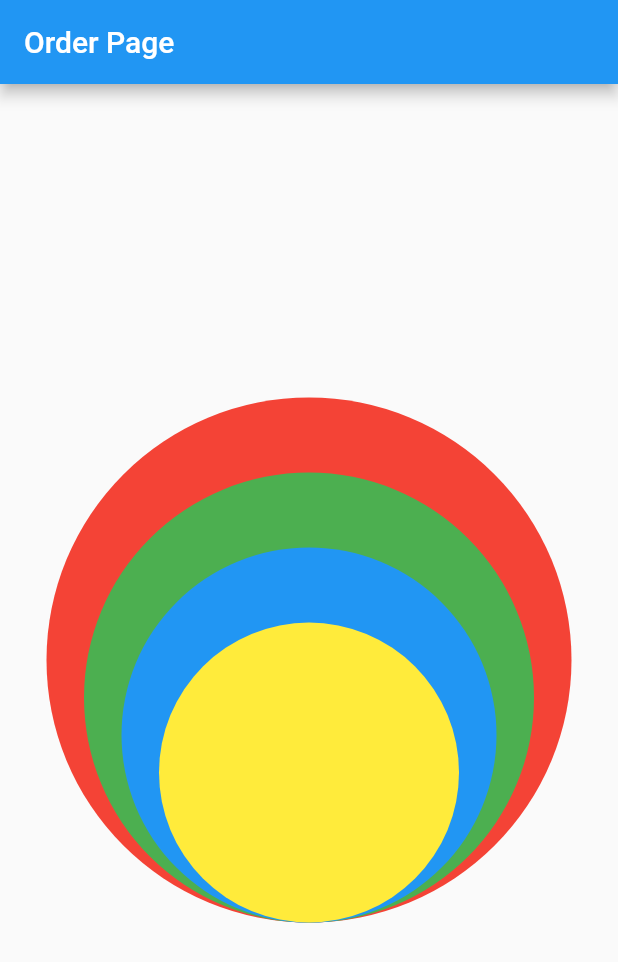
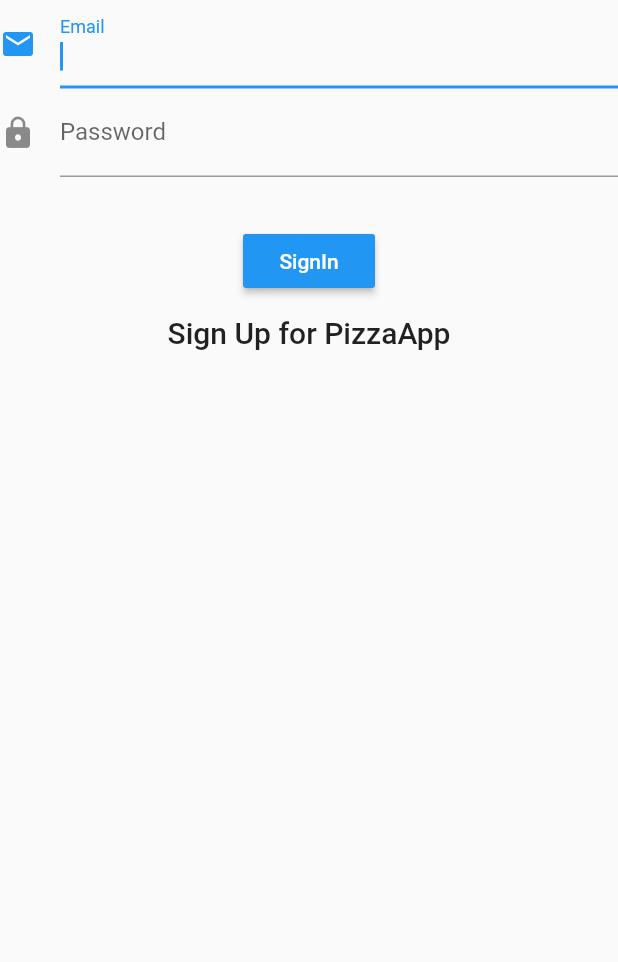
Before and after one commit to pizza-org/FlutterPizza, a Flutter app: the screen it shows after launch, on a phone screen of 412 x 824 dp. Shown: the top 962 px of the screen. Run offline on Flutter 3.47's test engine with Material 2 defaults, Android fonts, the phone set to English and light mode, and no system bars; our stand-ins replace cloud_firestore, firebase_auth; missing offline and left inert: validate; accounts and stored records are empty.

Commit message:
Login and signUp.

```diff
--- a/lib/src/app.dart
+++ b/lib/src/app.dart
@@ -1,21 +1,34 @@
 
 import 'package:flutter/material.dart';
+
+import 'package:provider/provider.dart';
+
 import 'package:pizza_app/src/pages/homePage.dart';
+import 'package:pizza_app/src/pages/loginPage.dart';
+import 'package:pizza_app/src/pages/orderPage.dart';
+import 'package:pizza_app/src/pages/signUpPage.dart';
 
-import 'package:pizza_app/src/pages/orderPage.dart';
+import 'package:pizza_app/src/providers/authProvider.dart';
 
 class MyApp extends StatelessWidget {
 
   @override
   Widget build(BuildContext context) {
-    return MaterialApp(
-      debugShowCheckedModeBanner: false,
-      title: 'Flutter Demo',
-      initialRoute: 'order',
-      routes: {
-        'home': (BuildContext context) => HomePage(),
-        'order': (BuildContext context) => OrderPage()
-      },
+    return MultiProvider(
+      providers: [
+        ChangeNotifierProvider<AuthProvider>(create: (_) => AuthProvider.instance())
+      ],
+      child: MaterialApp(
+        debugShowCheckedModeBanner: false,
+        title: 'Flutter Demo',
+        initialRoute: 'login',
+        routes: {
+          'login' : (BuildContext context) => LoginPage(),
+          'signUp': (BuildContext context) => SignUpPage(),
+          'home'  : (BuildContext context) => HomePage(),
+          'order' : (BuildContext context) => OrderPage()
+        },
+      ),
     );
   }
 
--- a/lib/src/model/user.dart
+++ b/lib/src/model/user.dart
@@ -7,7 +7,6 @@ class User {
   bool deleteFlag;
 
   User({this.uid, this.idRol, this.name, this.email}) {
-    print('email $email');
     this.deleteFlag = false;
   }
 
--- /dev/null
+++ b/lib/src/pages/loginPage.dart
@@ -0,0 +1,15 @@
+
+import 'package:flutter/material.dart';
+
+import 'package:pizza_app/src/widgets/signInForm.dart';
+
+class LoginPage extends StatelessWidget {
+  @override
+  Widget build(BuildContext context) {
+    return Scaffold(
+        body: Container(
+          child: SignInForm()
+        )
+    );
+  }
+}
--- /dev/null
+++ b/lib/src/providers/authProvider.dart
@@ -0,0 +1,76 @@
+
+import 'package:firebase_auth/firebase_auth.dart';
+
+import 'package:flutter/material.dart';
+
+import 'package:pizza_app/src/providers/authentication.dart';
+
+enum AuthState { Authenticated, Authenticating, Unauthenticated }
+
+class AuthProvider extends ChangeNotifier {
+
+  BaseAuth _auth;
+
+  AuthState _state = AuthState.Unauthenticated;
+
+  AuthState get state => _state;
+
+  AuthProvider.instance() : _auth = Auth.instance {
+    _auth.onAuthStateChanged().listen(_onAuthStateChanged);
+  }
+
+  Future<bool> signIn(String email, String password) async {
+    try {
+      _state = AuthState.Authenticating;
+      notifyListeners();
+
+      await _auth.signIn(email, password);
+
+      return true;
+    } catch (e) {
+      _state = AuthState.Unauthenticated;
+      notifyListeners();
+
+      return false;
+    }
+  }
+
+  Future<bool> signUp(String email, String password) async {
+    try {
+      _state = AuthState.Authenticating;
+      notifyListeners();
+
+      String result = await _auth.signUp(email, password);
+
+      if (result != null) {
+        await _auth.signIn(email, password);
+      }
+
+      return true;
+    } catch (e) {
+      _state = AuthState.Unauthenticated;
+      notifyListeners();
+
+      return false;
+    }
+  }
+
+  Future signOut() async {
+    _auth.signOut();
+    _state = AuthState.Unauthenticated;
+    notifyListeners();
+
+    return Future.delayed(Duration.zero);
+  }
+
+  Future<void> _onAuthStateChanged(FirebaseUser user) async {
+    if (user == null) {
+      _state = AuthState.Unauthenticated;
+    } else {
+      _state = AuthState.Authenticated;
+    }
+
+    notifyListeners();
+  }
+
+}
--- a/lib/src/providers/authentication.dart
+++ b/lib/src/providers/authentication.dart
@@ -1,7 +1,10 @@
+
 import 'dart:async';
+
 import 'package:firebase_auth/firebase_auth.dart';
 
 abstract class BaseAuth {
+
   Future<String> signIn(String email, String password);
 
   Future<String> signUp(String email, String password);
@@ -13,10 +16,20 @@ abstract class BaseAuth {
   Future<void> signOut();
 
   Future<bool> isEmailVerified();
+
+  Stream<FirebaseUser> onAuthStateChanged();
+
 }
 
 class Auth implements BaseAuth {
+
   final FirebaseAuth _firebaseAuth = FirebaseAuth.instance;
+
+  Auth._privateConstructor();
+
+  static final Auth _instance = Auth._privateConstructor();
+
+  static Auth get instance { return _instance;}
 
   Future<String> signIn(String email, String password) async {
     AuthResult result = await _firebaseAuth.signInWithEmailAndPassword(
@@ -50,4 +63,9 @@ class Auth implements BaseAuth {
     FirebaseUser user = await _firebaseAuth.currentUser();
     return user.isEmailVerified;
   }
+
+  Stream<FirebaseUser> onAuthStateChanged() {
+    return this._firebaseAuth.onAuthStateChanged;
+  }
+
 }
--- /dev/null
+++ b/lib/src/widgets/signInForm.dart
@@ -0,0 +1,133 @@
+
+import 'package:flutter/material.dart';
+import 'package:flutter/services.dart';
+
+import 'package:provider/provider.dart';
+import 'package:validate/validate.dart';
+
+import 'package:pizza_app/src/pages/signUpPage.dart';
+
+import 'package:pizza_app/src/providers/authProvider.dart';
+
+class SignInForm extends StatefulWidget {
+
+  @override
+  _SignInFormState createState() => _SignInFormState();
+
+}
+
+class _SignInData {
+  String email = '';
+  String password = '';
+}
+
+class _SignInFormState extends State<SignInForm> {
+
+  final GlobalKey<FormState> _formKey = GlobalKey<FormState>();
+
+  _SignInData _formData = new _SignInData();
+
+  @override
+  Widget build(BuildContext context) {
+    return Form(
+        key: _formKey,
+        child: Column(
+          children: <Widget> [
+            TextFormField(
+              autofocus: true,
+              decoration: InputDecoration(
+                icon: Icon(Icons.email),
+                labelText: 'Email'
+              ),
+              keyboardType: TextInputType.emailAddress,
+              validator: _emailValidation,
+              onSaved: (value) => _formData.email = value.toString().trim()
+            ),
+
+            TextFormField(
+              autofocus: true,
+              decoration: InputDecoration(
+                  icon: Icon(Icons.lock),
+                  labelText: 'Password'
+              ),
+              keyboardType: TextInputType.text,
+              obscureText: true,
+              validator: _isNotEmptyValidation,
+              onSaved: (value) => _formData.password = value
+            ),
+
+            Padding(
+              padding: const EdgeInsets.symmetric(vertical: 16.0),
+            ),
+
+            Container(
+              child: RaisedButton(
+                child: Text(
+                  'SignIn',
+                  style: TextStyle(
+                    color: Colors.white
+                  ),
+                ),
+                color: Colors.blue,
+                onPressed: _signIn,
+              ),
+            ),
+
+            FlatButton(
+              child: Text(
+                  'Sign Up for PizzaApp',
+                  style: TextStyle(fontSize: 20.0)
+              ),
+              onPressed: moveToRegister,
+            ),
+          ],
+        )
+    );
+  }
+
+  String _emailValidation(String value) {
+    try {
+    } catch (e) {
+      return 'The E-mail Address must be a valid email address.';
+    }
+
+    return null;
+  }
+
+  String _isNotEmptyValidation(String value) {
+    try {
+      Validate.notEmpty(value);
+    } catch (e) {
+      return 'The Field is required.';
+    }
+
+    return null;
+  }
+
+  void _signIn() async {
+    final authProvider = Provider.of<AuthProvider>(context, listen: false );
+
+    if (_formKey.currentState.validate()) {
+      _formKey.currentState.save();
+
+      Scaffold.of(context)
+          .showSnackBar(SnackBar(content: Text('Processing Data')));
+
+      dynamic result = await authProvider.signIn(_formData.email, _formData.password);
+
+      if (result) {
+        Navigator.pushReplacementNamed(context, 'home');
+      }
+    }
+  }
+
+  void moveToRegister() {
+    _formKey.currentState.reset();
+
+    Navigator.push(
+      context,
+      MaterialPageRoute(builder: (context) => SignUpPage()),
+    );
+  }
+
+}
--- a/pubspec.yaml
+++ b/pubspec.yaml
@@ -30,6 +30,7 @@ dependencies:
   firebase_auth: 0.15.3
   google_sign_in: 4.1.1
   provider: ^4.0.1
+  validate: ^1.7.0
 
 dev_dependencies:
   flutter_test:
```
Also changed, not shown: lib/src/pages/homePage.dart (+23 -0 lines), lib/src/pages/signUpPage.dart (added, +17 -0 lines), lib/src/widgets/customAlertDialog.dart (added, +33 -0 lines), lib/src/widgets/signUpForm.dart (added, +124 -0 lines).
